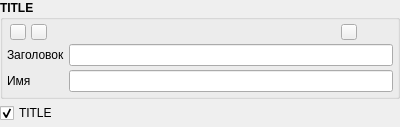
Gris87/ProtocolCreator, file src/components/componenttextframe.ui: the form before one commit.
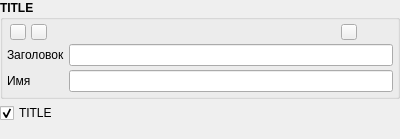
The form after the commit. Icons and pictures are not drawn.

```diff
--- a/src/components/componenttextframe.ui
+++ b/src/components/componenttextframe.ui
@@ -7,7 +7,7 @@
     <x>0</x>
     <y>0</y>
     <width>400</width>
-    <height>119</height>
+    <height>139</height>
    </rect>
   </property>
   <property name="windowTitle">
@@ -294,6 +294,15 @@
     </widget>
    </item>
    <item>
+    <widget class="QWidget" name="expandedWidget" native="true">
+     <layout class="QVBoxLayout" name="verticalLayout_2">
+      <property name="spacing">
+       <number>0</number>
+      </property>
+      <property name="margin">
+       <number>0</number>
+      </property>
+      <item>
     <layout class="QHBoxLayout" name="horizontalLayout">
      <property name="spacing">
       <number>4</number>
@@ -351,6 +360,9 @@
       <property name="margin">
        <number>0</number>
       </property>
+        </layout>
+       </widget>
+      </item>
      </layout>
     </widget>
    </item>
```
Left out of the diff: 41 changed lines with no effect on the pictures. Lines whose indentation alone changed are shown as unchanged.
